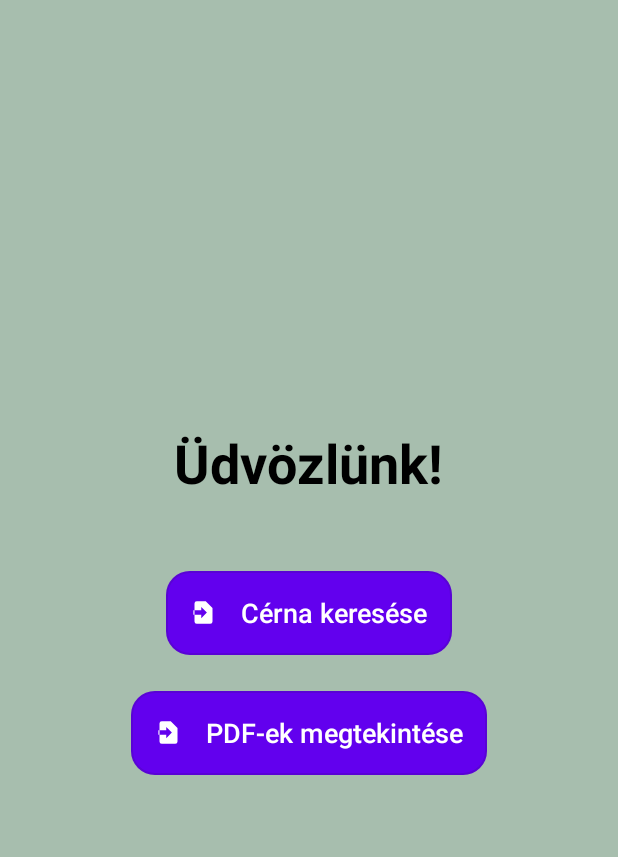
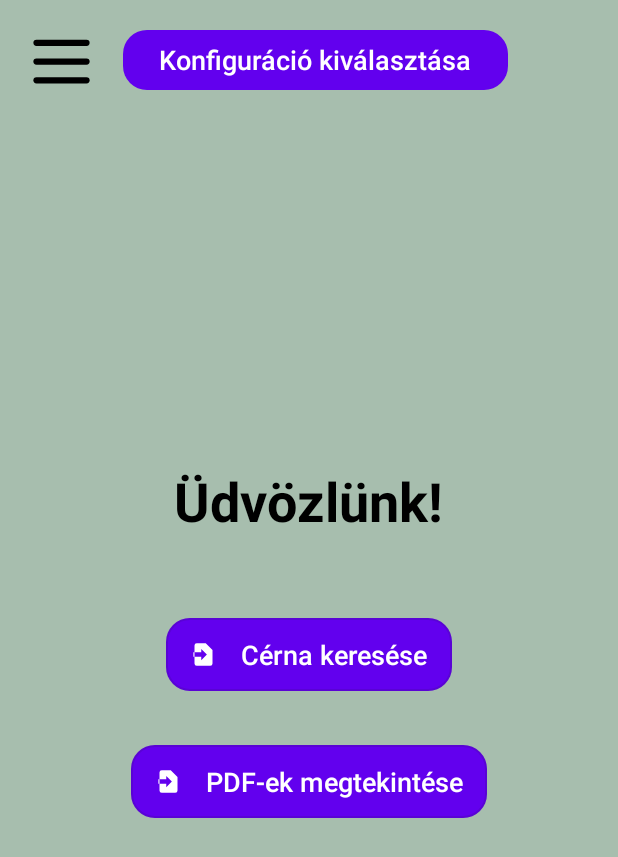
Before and after one commit to Markspooky/fontos_szakdoga, an Android app: the screen it shows after launch (MainActivity), on a phone screen of 412 x 824 dp. Shown: the top 857 px of the screen. Run offline under Robolectric (Android 15) with nearby library versions, the phone set to English and light mode, and no system bars; libraries missing offline, so code that uses them is left out: com.hierynomus.msfscc, com.hierynomus.smbj.

Commit message:
Version 1.2 | Improved functions | Less burnt in code

```diff
--- a/app/src/main/java/hu/unicon/szakdoga/MaterialSearch.java
+++ b/app/src/main/java/hu/unicon/szakdoga/MaterialSearch.java
@@ -127,7 +127,7 @@ public class MaterialSearch extends AppCompatActivity {
     }
     //**************************************************Getting NAS config from JSON**************************************************\\
     private void loadJson() {
-        try (InputStream inputStream = getAssets().open("csv_config.json")) {
+        try (InputStream inputStream = getAssets().open("config_csv.json")) {
             byte[] buffer = new byte[inputStream.available()];
             inputStream.read(buffer);
             String json = new String(buffer, StandardCharsets.UTF_8);
--- /dev/null
+++ b/app/src/main/res/drawable/menu_hamburger_svgrepo_com.xml
@@ -0,0 +1,15 @@
+<vector xmlns:android="http://schemas.android.com/apk/res/android"
+    android:width="800dp"
+    android:height="800dp"
+    android:viewportWidth="48"
+    android:viewportHeight="48">
+  <path
+      android:fillColor="#FF000000"
+      android:pathData="M42,12a2,2 0,0 1,-2 2H8a2,2 0,0 1,-2 -2H6a2,2 0,0 1,2 -2H40a2,2 0,0 1,2 2Z"/>
+  <path
+      android:fillColor="#FF000000"
+      android:pathData="M42,24a2,2 0,0 1,-2 2H8a2,2 0,0 1,-2 -2H6a2,2 0,0 1,2 -2H40a2,2 0,0 1,2 2Z"/>
+  <path
+      android:fillColor="#FF000000"
+      android:pathData="M42,36a2,2 0,0 1,-2 2H8a2,2 0,0 1,-2 -2H6a2,2 0,0 1,2 -2H40a2,2 0,0 1,2 2Z"/>
+</vector>
--- a/app/src/main/res/layout/activity_main.xml
+++ b/app/src/main/res/layout/activity_main.xml
@@ -10,79 +10,107 @@
     android:padding="32dp"
     tools:context=".MainActivity">
 
+    <!-- Menü gomb -->
+    <ImageView
+        android:id="@+id/menubutton"
+        android:layout_width="50dp"
+        android:layout_height="50dp"
+        android:layout_marginStart="16dp"
+        android:layout_marginTop="16dp"
+        android:onClick="menuPoint"
+        android:src="@drawable/menu_hamburger_svgrepo_com"
+        app:layout_constraintStart_toStartOf="parent"
+        app:layout_constraintTop_toTopOf="parent" />
+
+    <Button
+        android:id="@+id/load_config_button"
+        android:layout_width="wrap_content"
+        android:layout_height="wrap_content"
+        android:layout_marginStart="16dp"
+        android:onClick="selectConfigFromJsonFile"
+        android:text="Konfiguráció kiválasztása"
+        app:layout_constraintStart_toEndOf="@id/menubutton"
+        app:layout_constraintTop_toTopOf="@id/menubutton"
+        android:textColor="@android:color/white"
+        android:textSize="18sp"
+        android:textAllCaps="false"
+        android:letterSpacing="0"
+        app:cornerRadius="16dp"
+        app:backgroundTint="@color/primary"
+        app:rippleColor="@color/primary_dark"
+        app:iconGravity="textStart"
+        app:iconTint="@android:color/white"/>
+
+
     <LinearLayout
-        android:layout_width="match_parent"
+        android:id="@+id/main_buttons_container"
+        android:layout_width="0dp"
         android:layout_height="wrap_content"
+        android:layout_marginTop="60dp"
+        android:gravity="center_horizontal"
         android:orientation="vertical"
-        android:gravity="center_horizontal"
-        app:layout_constraintTop_toTopOf="parent"
         app:layout_constraintBottom_toBottomOf="parent"
+        app:layout_constraintEnd_toEndOf="parent"
         app:layout_constraintStart_toStartOf="parent"
-        app:layout_constraintEnd_toEndOf="parent">
+        app:layout_constraintTop_toTopOf="parent">
 
+        <!-- Üdvözlő szöveg -->
         <TextView
             android:id="@+id/title"
             android:layout_width="wrap_content"
             android:layout_height="wrap_content"
+            android:layout_marginBottom="48dp"
             android:text="Üdvözlünk!"
+            android:textColor="@color/black"
             android:textSize="36sp"
-            android:textStyle="bold"
-            android:textColor="@color/black"
-            android:layout_marginBottom="48dp"/>
+            android:textStyle="bold" />
 
+        <!-- Gombok -->
         <com.google.android.material.button.MaterialButton
             android:id="@+id/belepes"
-            android:onClick="loggingIn"
-            android:text="Cérna keresése"
+            style="@style/Widget.MaterialComponents.Button.OutlinedButton"
             android:layout_width="wrap_content"
             android:layout_height="wrap_content"
             android:layout_marginBottom="24dp"
+            android:letterSpacing="0"
             android:minHeight="56dp"
+            android:onClick="loggingIn"
             android:paddingVertical="12dp"
+            android:text="Cérna keresése"
+            android:textAllCaps="false"
             android:textColor="@android:color/white"
             android:textSize="18sp"
-            android:textAllCaps="false"
-            android:letterSpacing="0"
-            android:insetTop="0dp"
-            android:insetBottom="0dp"
+            app:backgroundTint="@color/primary"
             app:cornerRadius="16dp"
-            app:backgroundTint="@color/primary"
-            app:rippleColor="@color/primary_dark"
             app:icon="@drawable/ic_login"
             app:iconGravity="textStart"
+            app:iconPadding="16dp"
             app:iconTint="@android:color/white"
-            app:iconPadding="16dp"
-            style="@style/Widget.MaterialComponents.Button.OutlinedButton"
-            app:layout_constraintWidth_percent="0.8"/>
+            app:rippleColor="@color/primary_dark" />
 
         <com.google.android.material.button.MaterialButton
             android:id="@+id/pdfek"
-            android:onClick="pdfOpen"
-            android:text="PDF-ek megtekintése"
+            style="@style/Widget.MaterialComponents.Button.OutlinedButton"
             android:layout_width="wrap_content"
             android:layout_height="wrap_content"
             android:layout_marginBottom="24dp"
+            android:letterSpacing="0"
             android:minHeight="56dp"
+            android:onClick="pdfOpen"
             android:paddingVertical="12dp"
+            android:text="PDF-ek megtekintése"
+            android:textAllCaps="false"
             android:textColor="@android:color/white"
             android:textSize="18sp"
-            android:textAllCaps="false"
-            android:letterSpacing="0"
-            android:insetTop="0dp"
-            android:insetBottom="0dp"
+            app:backgroundTint="@color/primary"
             app:cornerRadius="16dp"
-            app:backgroundTint="@color/primary"
-            app:rippleColor="@color/primary_dark"
             app:icon="@drawable/ic_login"
             app:iconGravity="textStart"
+            app:iconPadding="16dp"
             app:iconTint="@android:color/white"
-            app:iconPadding="16dp"
-            style="@style/Widget.MaterialComponents.Button.OutlinedButton"
-            app:layout_constraintWidth_percent="0.8"/>
-
+            app:rippleColor="@color/primary_dark" />
 
 
     </LinearLayout>
 
-
 </androidx.constraintlayout.widget.ConstraintLayout>
```
Also changed, not shown: app/src/main/java/hu/unicon/szakdoga/MainActivity.java (+145 -29 lines), 1 other file.
